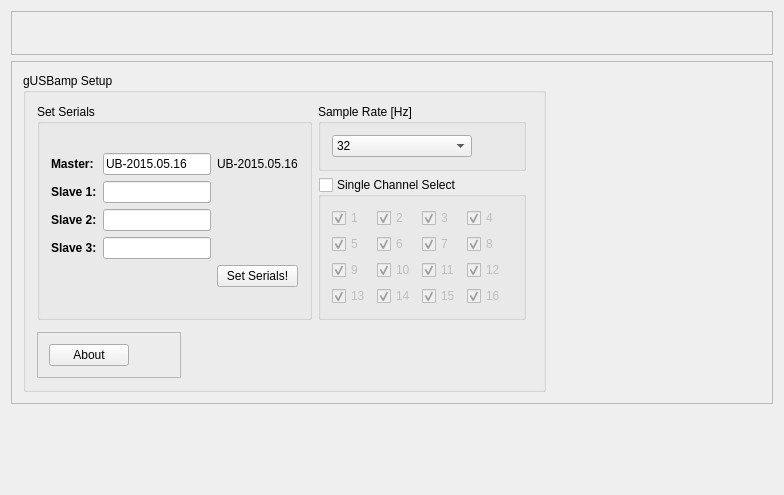
This is applications/mne_scan/plugins/gusbamp/FormFiles/gusbampsetupwidget.ui in mne-tools/mne-cpp as Qt 5 draws it before an edit. The edited form follows.
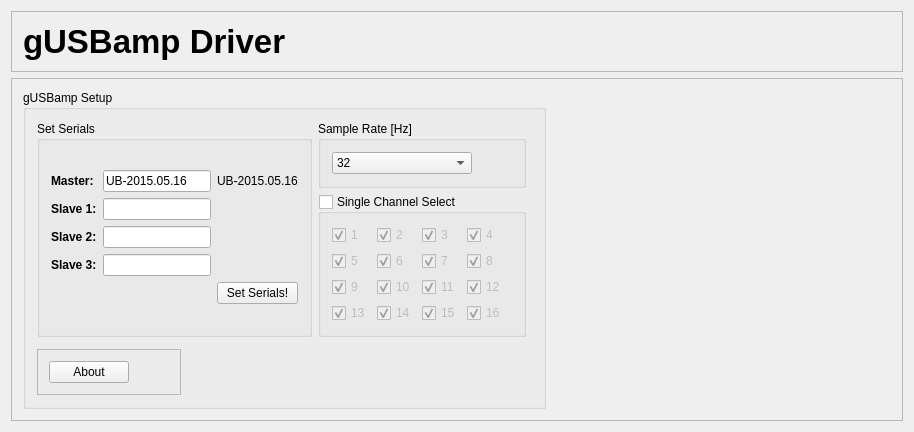
This is the edited form. Icons and pictures are not drawn.

Commit message: adapt SsvepBci and GUSBamp class to coding conventions

What changed in the file:
```diff
--- a/applications/mne_scan/plugins/gusbamp/FormFiles/gusbampsetupwidget.ui
+++ b/applications/mne_scan/plugins/gusbamp/FormFiles/gusbampsetupwidget.ui
@@ -6,8 +6,8 @@
    <rect>
     <x>0</x>
     <y>0</y>
-    <width>784</width>
-    <height>495</height>
+    <width>914</width>
+    <height>409</height>
    </rect>
   </property>
   <property name="windowTitle">
@@ -25,6 +25,20 @@
      <layout class="QGridLayout" name="gridLayout_9">
       <item row="0" column="0">
        <widget class="QLabel" name="label_6">
+        <property name="font">
+         <font>
+          <pointsize>25</pointsize>
+          <weight>75</weight>
+          <bold>true</bold>
+         </font>
+        </property>
+        <property name="text">
+         <string>gUSBamp Driver</string>
+        </property>
+       </widget>
+      </item>
+      <item row="0" column="2">
+       <widget class="QLabel" name="label_7">
         <property name="text">
          <string/>
         </property>
@@ -38,9 +52,6 @@
         <property name="orientation">
          <enum>Qt::Horizontal</enum>
         </property>
-        <property name="sizeType">
-         <enum>QSizePolicy::Expanding</enum>
-        </property>
         <property name="sizeHint" stdset="0">
          <size>
           <width>40</width>
```
Left out of the diff: 16 changed lines with no effect on the pictures. The commit also changes 82 other files.
